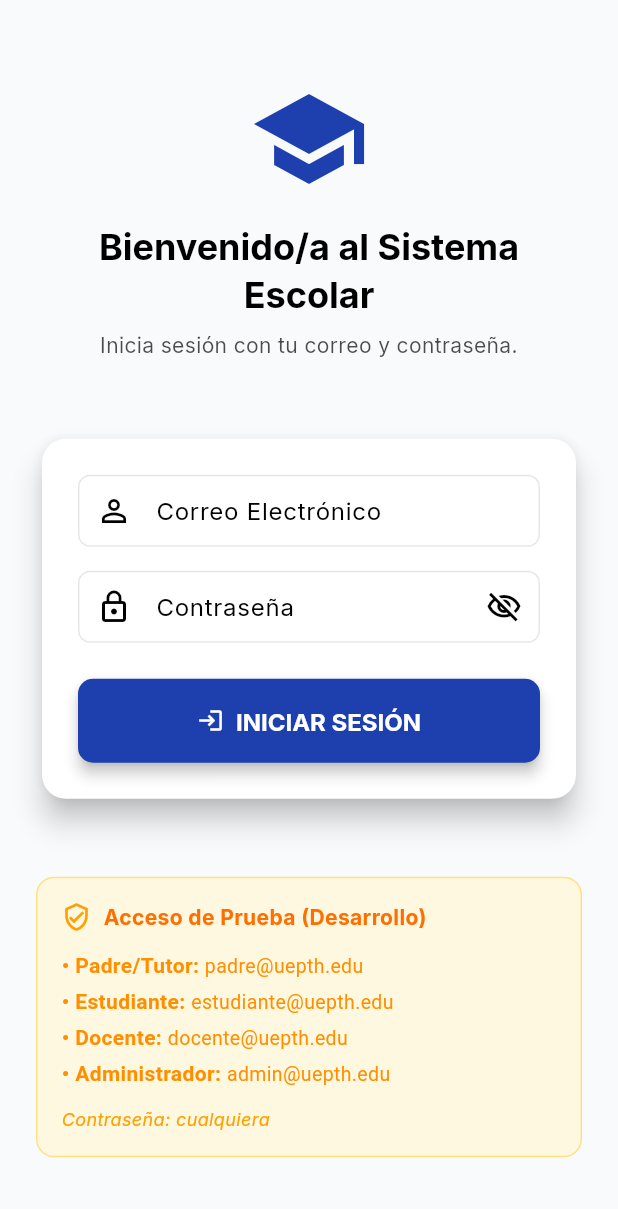
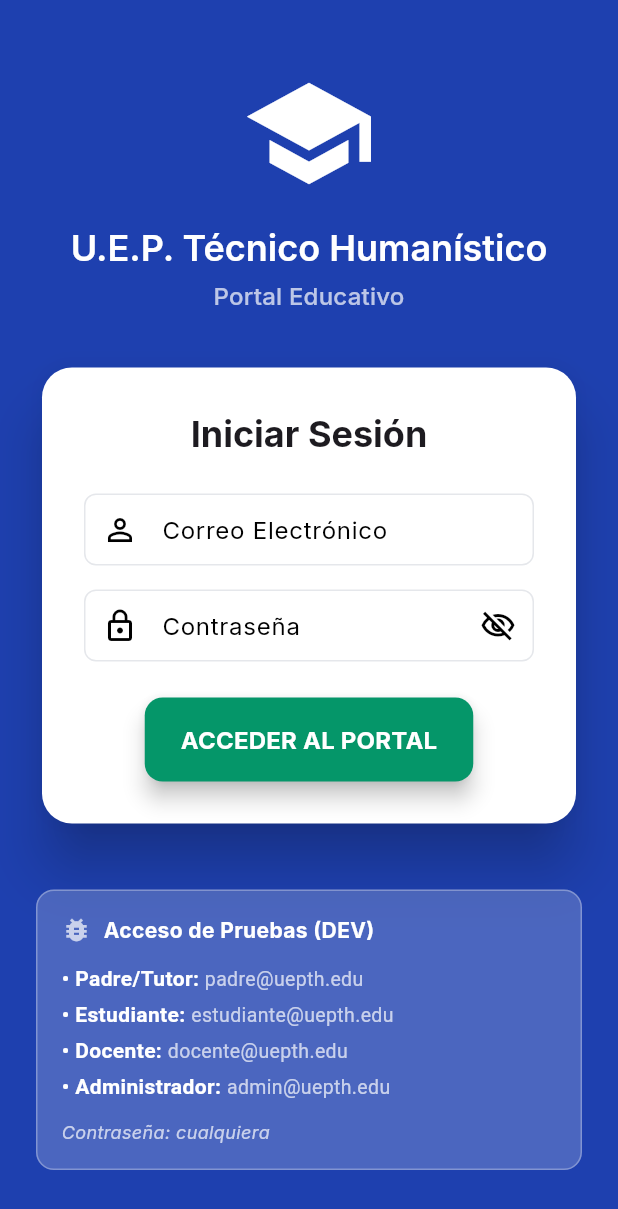
Before and after one commit to RennzoxD/colegio_app, a Flutter app: the screen it shows after launch, on a phone screen of 412 x 824 dp. Shown: the top 1209 px of the screen. Run offline on Flutter 3.47's test engine with Material 3 defaults, Android fonts, the light colour scheme and no system bars; our stand-ins replace google_fonts; accounts and stored records are empty.

Commit message:
feat: Implementación del nuevo diseño

```diff
--- a/lib/presentation/screens/auth/login_screen.dart
+++ b/lib/presentation/screens/auth/login_screen.dart
@@ -6,10 +6,9 @@ import '../student/student_dashboard.dart';
 import '../teacher/teacher_dashboard.dart';
 import '../admin/admin_dashboard.dart';
 
-// Asumiendo que UserRole está definido en tu auth_provider.dart
-enum UserRole { parent, student, teacher, admin }
+// Nota: Asegúrate de que UserRole esté definido en 'auth_provider.dart'
 
-/// Pantalla de Login
+/// Pantalla de Login con diseño mejorado
 class LoginScreen extends StatefulWidget {
   const LoginScreen({super.key});
 
@@ -17,44 +16,65 @@ class LoginScreen extends StatefulWidget {
   State<LoginScreen> createState() => _LoginScreenState();
 }
 
-class _LoginScreenState extends State<LoginScreen> {
-  // Controladores para los campos de texto
+class _LoginScreenState extends State<LoginScreen> with SingleTickerProviderStateMixin {
   final _emailController = TextEditingController();
   final _passwordController = TextEditingController();
+  final _formKey = GlobalKey<FormState>();
+  bool _obscurePassword = true;
 
-  // Key para el formulario (para validaciones)
-  final _formKey = GlobalKey<FormState>();
+  // Animación para el logo/tarjeta
+  late AnimationController _animationController;
+  late Animation<Offset> _slideAnimation;
 
-  // Para mostrar/ocultar la contraseña
-  bool _obscurePassword = true;
+  @override
+  void initState() {
+    super.initState();
+    _animationController = AnimationController(
+      vsync: this,
+      duration: const Duration(milliseconds: 700),
+    );
+    _slideAnimation = Tween<Offset>(
+      begin: const Offset(0, 0.2), // Empieza ligeramente abajo
+      end: Offset.zero,
+    ).animate(CurvedAnimation(
+      parent: _animationController,
+      curve: Curves.easeOut,
+    ));
+
+    // Iniciar la animación después de un pequeño retraso
+    Future.delayed(const Duration(milliseconds: 100), () {
+      if (mounted) _animationController.forward();
+    });
+  }
 
   @override
   void dispose() {
-    // IMPORTANTE: Limpiar los controladores cuando se destruye la pantalla
     _emailController.dispose();
     _passwordController.dispose();
+    _animationController.dispose();
     super.dispose();
   }
 
-  /// Método que se ejecuta al presionar "Iniciar Sesión"
+  /// Método de login (sin cambios funcionales)
   Future<void> _handleLogin() async {
-    // Validar el formulario
     if (_formKey.currentState!.validate()) {
       final authProvider = Provider.of<AuthProvider>(context, listen: false);
 
-      // Intentar hacer login
+      // Limpiar mensaje de error previo al intentar de nuevo
+      // Esta línea debe estar en tu AuthProvider.dart, pero la simulamos aquí si no está:
+      // authProvider.clearError();
+
       final success = await authProvider.login(
         _emailController.text.trim(),
         _passwordController.text,
       );
 
       if (success && mounted) {
-      // Login exitoso - Navegar según el rol
         final user = authProvider.currentUser!;
         Widget dashboard;
 
         switch (user.role) {
-        case UserRole.parent: // Asegúrate de que esta línea esté presente y correcta
+          case UserRole.parent:
             dashboard = const ParentDashboard();
             break;
           case UserRole.student:
@@ -66,17 +86,11 @@ class _LoginScreenState extends State<LoginScreen> {
           case UserRole.admin:
             dashboard = const AdminDashboard();
             break;
-        // ⭐ SOLUCIÓN CLAVE: Añadir un 'default' si el rol no está cubierto o es inesperado
           default:
-          // Puedes navegar a una pantalla de error, un login de nuevo, o un dashboard genérico.
-          // Aquí vamos a un dashboard por defecto (ej. estudiante) o mostramos un error.
-          // Para ser seguro, puedes lanzar un error o ir al dashboard de estudiante:
+            // Manejo de rol inesperado (solución al problema anterior)
             dashboard = const StudentDashboard();
-          // O podrías mostrar un error en pantalla (más recomendado para producción):
-          // throw Exception("Rol de usuario desconocido: ${user.role}");
         }
 
-        // Navegar al dashboard correspondiente
         Navigator.of(context).pushReplacement(
           MaterialPageRoute(builder: (_) => dashboard),
         );
@@ -86,93 +100,154 @@ class _LoginScreenState extends State<LoginScreen> {
 
   @override
   Widget build(BuildContext context) {
-    // Definimos el ancho máximo para que se vea bien en pantallas grandes (web/tablet)
+    final theme = Theme.of(context);
     final isLargeScreen = MediaQuery.of(context).size.width > 600;
-    final maxCardWidth = isLargeScreen ? 400.0 : double.infinity;
+    final maxFormWidth = isLargeScreen ? 420.0 : double.infinity;
 
     return Scaffold(
-      body: SafeArea(
+      // --- FASE 1: Fondo y Color principal ---
+      body: Container(
+        // Fondo de color primario para el "look" de portal
+        color: theme.colorScheme.primary,
+        child: SafeArea(
           child: Center(
             child: SingleChildScrollView(
-            padding: const EdgeInsets.all(24.0),
+              padding: const EdgeInsets.symmetric(horizontal: 24.0, vertical: 40.0),
               child: ConstrainedBox(
-              constraints: BoxConstraints(maxWidth: maxCardWidth),
+                constraints: BoxConstraints(maxWidth: maxFormWidth),
                 child: Consumer<AuthProvider>(
                   builder: (context, authProvider, child) {
-                  return Column(
+                    return SlideTransition(
+                      position: _slideAnimation, // Aplicamos animación
+                      child: Column(
                         mainAxisAlignment: MainAxisAlignment.center,
                         crossAxisAlignment: CrossAxisAlignment.stretch,
                         children: [
-                      // --- Encabezado Mejorado ---
-                      // Puedes reemplazar el Icon con un Image.asset si tienes un logo
+                          // --- FASE 2: Encabezado y Marca ---
+                          _buildHeader(context),
+                          const SizedBox(height: 32),
+
+                          // --- FASE 3: Tarjeta de Login (La Capa Flotante) ---
+                          Card(
+                            elevation: 16, // Elevación fuerte
+                            shape: RoundedRectangleBorder(
+                              borderRadius: BorderRadius.circular(20),
+                            ),
+                            child: Padding(
+                              padding: const EdgeInsets.all(28.0),
+                              child: Form(
+                                key: _formKey,
+                                child: Column(
+                                  mainAxisSize: MainAxisSize.min,
+                                  children: [
+                                    Text(
+                                      'Iniciar Sesión',
+                                      style: theme.textTheme.headlineSmall?.copyWith(fontWeight: FontWeight.bold),
+                                    ),
+                                    const SizedBox(height: 24),
+
+                                    // Campo de Email
+                                    _buildEmailField(theme),
+                                    const SizedBox(height: 16),
+
+                                    // Campo de Contraseña
+                                    _buildPasswordField(theme),
+                                    const SizedBox(height: 24),
+
+                                    // Mensaje de Error
+                                    if (authProvider.errorMessage != null)
+                                      _buildErrorMessage(context, authProvider.errorMessage!),
+
+                                    // Botón de Iniciar Sesión
+                                    _buildLoginButton(context, authProvider),
+                                  ],
+                                ),
+                              ),
+                            ),
+                          ),
+                          const SizedBox(height: 40),
+
+                          // --- FASE 4: Información de Prueba (Opcional, en el fondo) ---
+                          if (authProvider.currentUser == null)
+                             _buildTestInfoCard(),
+                        ],
+                      ),
+                    );
+                  },
+                ),
+              ),
+            ),
+          ),
+        ),
+      ),
+    );
+  }
+
+  // --- WIDGETS AUXILIARES ---
+
+  Widget _buildHeader(BuildContext context) {
+    final theme = Theme.of(context);
+    return Column(
+      children: [
         Icon(
-                        Icons.school_sharp, // Icono ligeramente diferente
-                        size: 80,
-                        color: Theme.of(context).colorScheme.primary, // Usamos colorScheme
+          Icons.school_sharp,
+          size: 90,
+          color: Colors.white, // Ícono blanco sobre fondo primario
         ),
         const SizedBox(height: 16),
         Text(
-                        'Bienvenido/a al Sistema Escolar',
-                        style: Theme.of(context).textTheme.headlineSmall?.copyWith(
-                              fontWeight: FontWeight.bold,
-                              color: Theme.of(context).colorScheme.onBackground,
+          'U.E.P. Técnico Humanístico',
+          style: theme.textTheme.headlineMedium?.copyWith(
+            fontWeight: FontWeight.w600,
+            color: Colors.white,
           ),
           textAlign: TextAlign.center,
         ),
-                      const SizedBox(height: 8),
+        const SizedBox(height: 4),
         Text(
-                        'Inicia sesión con tu correo y contraseña.',
-                        style: Theme.of(context).textTheme.bodyMedium?.copyWith(
-                              color: Theme.of(context).colorScheme.onBackground.withOpacity(0.7),
+          'Portal Educativo',
+          style: theme.textTheme.titleMedium?.copyWith(
+            color: Colors.white70,
           ),
           textAlign: TextAlign.center,
         ),
-                      const SizedBox(height: 48),
+      ],
+    );
+  }
 
-                      // --- Contenedor del Formulario (Card Elevado) ---
-                      Card(
-                        elevation: 8, // Una sombra más marcada para un look moderno
-                        shape: RoundedRectangleBorder(
-                          borderRadius: BorderRadius.circular(16),
-                        ),
-                        child: Padding(
-                          padding: const EdgeInsets.all(24.0),
-                          child: Form(
-                            key: _formKey,
-                            child: Column(
-                              mainAxisSize: MainAxisSize.min, // Ocupar el espacio mínimo vertical
-                              children: [
-                                // Campo de Email
-                                TextFormField(
+  Widget _buildEmailField(ThemeData theme) {
+    return TextFormField(
       controller: _emailController,
       keyboardType: TextInputType.emailAddress,
       decoration: InputDecoration(
         labelText: 'Correo Electrónico',
-                                    prefixIcon: const Icon(Icons.person_outline), // Icono más común para login
-                                    border: OutlineInputBorder(borderRadius: BorderRadius.circular(10)), // Bordes redondeados
-                                    hintText: 'ejemplo@uepth.edu',
+        prefixIcon: const Icon(Icons.person_outline),
+        border: OutlineInputBorder(borderRadius: BorderRadius.circular(12)),
+        filled: true,
+        fillColor: theme.colorScheme.surface, // Color de fondo del campo
       ),
       validator: (value) {
         if (value == null || value.isEmpty) {
-                                      return 'Por favor ingresa tu correo';
+          return 'Ingresa tu correo';
         }
-                                    // Validación simple de formato de email (opcional)
-                                    if (!value.contains('@') || !value.contains('.')) {
-                                       return 'Ingresa un correo válido';
+        if (!value.contains('@')) {
+           return 'Formato de correo inválido';
         }
         return null;
       },
-                                ),
-                                const SizedBox(height: 16),
+    );
+  }
 
-                                // Campo de Contraseña
-                                TextFormField(
+  Widget _buildPasswordField(ThemeData theme) {
+    return TextFormField(
       controller: _passwordController,
       obscureText: _obscurePassword,
       decoration: InputDecoration(
         labelText: 'Contraseña',
         prefixIcon: const Icon(Icons.lock_outline),
-                                    border: OutlineInputBorder(borderRadius: BorderRadius.circular(10)), // Bordes redondeados
+        border: OutlineInputBorder(borderRadius: BorderRadius.circular(12)),
+        filled: true,
+        fillColor: theme.colorScheme.surface,
         suffixIcon: IconButton(
           icon: Icon(
             _obscurePassword
@@ -188,83 +263,62 @@ class _LoginScreenState extends State<LoginScreen> {
       ),
       validator: (value) {
         if (value == null || value.isEmpty) {
-                                      return 'Por favor ingresa tu contraseña';
+          return 'Ingresa tu contraseña';
         }
         return null;
       },
-                                ),
-                                const SizedBox(height: 24),
+    );
+  }
 
-                                // Mostrar error si hay
-                                if (authProvider.errorMessage != null)
-                                  _buildErrorMessage(context, authProvider.errorMessage!),
-
-                                // Botón de Iniciar Sesión
-                                SizedBox(
-                                  height: 56, // Botón un poco más alto
-                                  child: ElevatedButton.icon(
-                                    icon: authProvider.isLoading ? const SizedBox.shrink() : const Icon(Icons.login),
-                                    label: authProvider.isLoading
-                                        ? const SizedBox(
-                                            height: 20,
-                                            width: 20,
+  Widget _buildLoginButton(BuildContext context, AuthProvider authProvider) {
+    final theme = Theme.of(context);
+    return SizedBox(
+      height: 56,
+      child: ElevatedButton(
+        child: authProvider.isLoading
+            ? SizedBox(
+                height: 24,
+                width: 24,
                 child: CircularProgressIndicator(
-                                              strokeWidth: 2.5, // Grosor ligeramente mayor
-                                              color: Colors.white,
+                  strokeWidth: 3,
+                  color: theme.colorScheme.onPrimary,
                 ),
               )
-                                        : const Text('INICIAR SESIÓN', style: TextStyle(fontSize: 16, fontWeight: FontWeight.bold)),
+            : Text('ACCEDER AL PORTAL', style: theme.textTheme.titleMedium?.copyWith(
+                color: theme.colorScheme.onPrimary,
+                fontWeight: FontWeight.bold,
+              )),
         onPressed: authProvider.isLoading ? null : _handleLogin,
         style: ElevatedButton.styleFrom(
           shape: RoundedRectangleBorder(
-                                        borderRadius: BorderRadius.circular(10), // Borde redondeado
+            borderRadius: BorderRadius.circular(12),
           ),
-                                      minimumSize: const Size(double.infinity, 56), // Asegura ancho completo
-                                      backgroundColor: Theme.of(context).colorScheme.primary, // Usa el color primario
-                                      foregroundColor: Theme.of(context).colorScheme.onPrimary, // Texto en color opuesto al primario
-                                      elevation: 4,
-                                    ),
-                                  ),
-                                ),
-                              ],
-                            ),
-                          ),
-                        ),
-                      ),
-                      const SizedBox(height: 48),
-
-                      // Información de prueba (Movida fuera del Card principal)
-                      if (authProvider.currentUser == null) // Solo si no ha iniciado sesión
-                         _buildTestInfoCard(),
-                    ],
-                  );
-                },
-              ),
-            ),
-          ),
+          backgroundColor: theme.colorScheme.secondary, // Usamos 'secondary' para un mejor contraste.
+          elevation: 6,
         ),
       ),
     );
   }
 
-  // Widget para el mensaje de error (Ligeramente ajustado)
   Widget _buildErrorMessage(BuildContext context, String message) {
+    final theme = Theme.of(context);
     return Container(
       padding: const EdgeInsets.all(12),
       margin: const EdgeInsets.only(bottom: 16),
       decoration: BoxDecoration(
-        color: Theme.of(context).colorScheme.error.withOpacity(0.1),
-        borderRadius: BorderRadius.circular(8),
-        border: Border.all(color: Theme.of(context).colorScheme.error.withOpacity(0.5)),
+        color: theme.colorScheme.errorContainer, // Color de fondo para errores (Material 3)
+        borderRadius: BorderRadius.circular(10),
+        border: Border.all(color: theme.colorScheme.error),
       ),
       child: Row(
+        crossAxisAlignment: CrossAxisAlignment.start,
         children: [
-          Icon(Icons.error, color: Theme.of(context).colorScheme.error),
+          Icon(Icons.warning_amber_rounded, color: theme.colorScheme.error),
           const SizedBox(width: 8),
           Expanded(
             child: Text(
               message,
-              style: TextStyle(color: Theme.of(context).colorScheme.error, fontWeight: FontWeight.w500),
+              style: TextStyle(color: theme.colorScheme.onErrorContainer, fontWeight: FontWeight.w500),
             ),
           ),
         ],
@@ -272,28 +326,26 @@ class _LoginScreenState extends State<LoginScreen> {
     );
   }
 
-
-  /// Card con información de usuarios de prueba (Colores y estilo ajustados)
   Widget _buildTestInfoCard() {
     return Container(
       padding: const EdgeInsets.all(16),
       decoration: BoxDecoration(
-        color: Colors.amber.shade50,
+        color: Colors.white.withOpacity(0.2), // Fondo semitransparente sobre el color primario
         borderRadius: BorderRadius.circular(12),
-        border: Border.all(color: Colors.amber.shade200),
+        border: Border.all(color: Colors.white30),
       ),
       child: Column(
         crossAxisAlignment: CrossAxisAlignment.start,
         children: [
           Row(
             children: [
-              Icon(Icons.verified_user_outlined, color: Colors.amber.shade700, size: 20),
+              const Icon(Icons.bug_report, color: Colors.white70, size: 20),
               const SizedBox(width: 8),
               Text(
-                'Acceso de Prueba (Desarrollo)',
+                'Acceso de Pruebas (DEV)',
                 style: TextStyle(
                   fontWeight: FontWeight.bold,
-                  color: Colors.amber.shade900,
+                  color: Colors.white,
                 ),
               ),
             ],
@@ -308,7 +360,7 @@ class _LoginScreenState extends State<LoginScreen> {
             'Contraseña: cualquiera',
             style: TextStyle(
               fontSize: 12,
-              color: Colors.amber.shade700,
+              color: Colors.white70,
               fontStyle: FontStyle.italic,
             ),
           ),
@@ -327,14 +379,14 @@ class _LoginScreenState extends State<LoginScreen> {
               text: '• $role: ',
               style: TextStyle(
                 fontWeight: FontWeight.w600,
-                color: Colors.amber.shade800,
+                color: Colors.white,
               ),
             ),
             TextSpan(
               text: email,
               style: TextStyle(
                 fontSize: 13,
-                color: Colors.amber.shade800,
+                color: Colors.white70,
               ),
             ),
           ],
```
Lines whose indentation alone changed are shown as unchanged.
